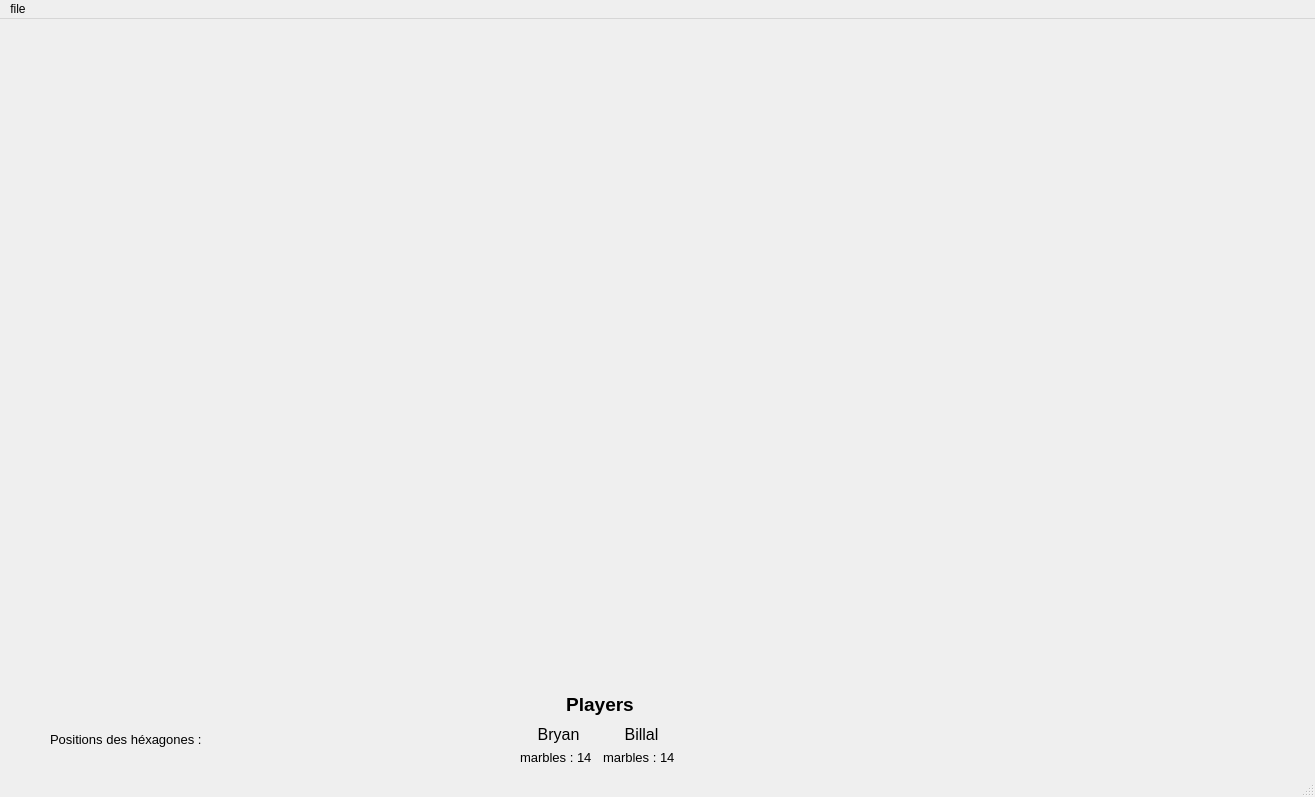
Old version of the form Abalone/src/gui/mainwindow.ui in the repository Bryan-Gregoire/Abalone.
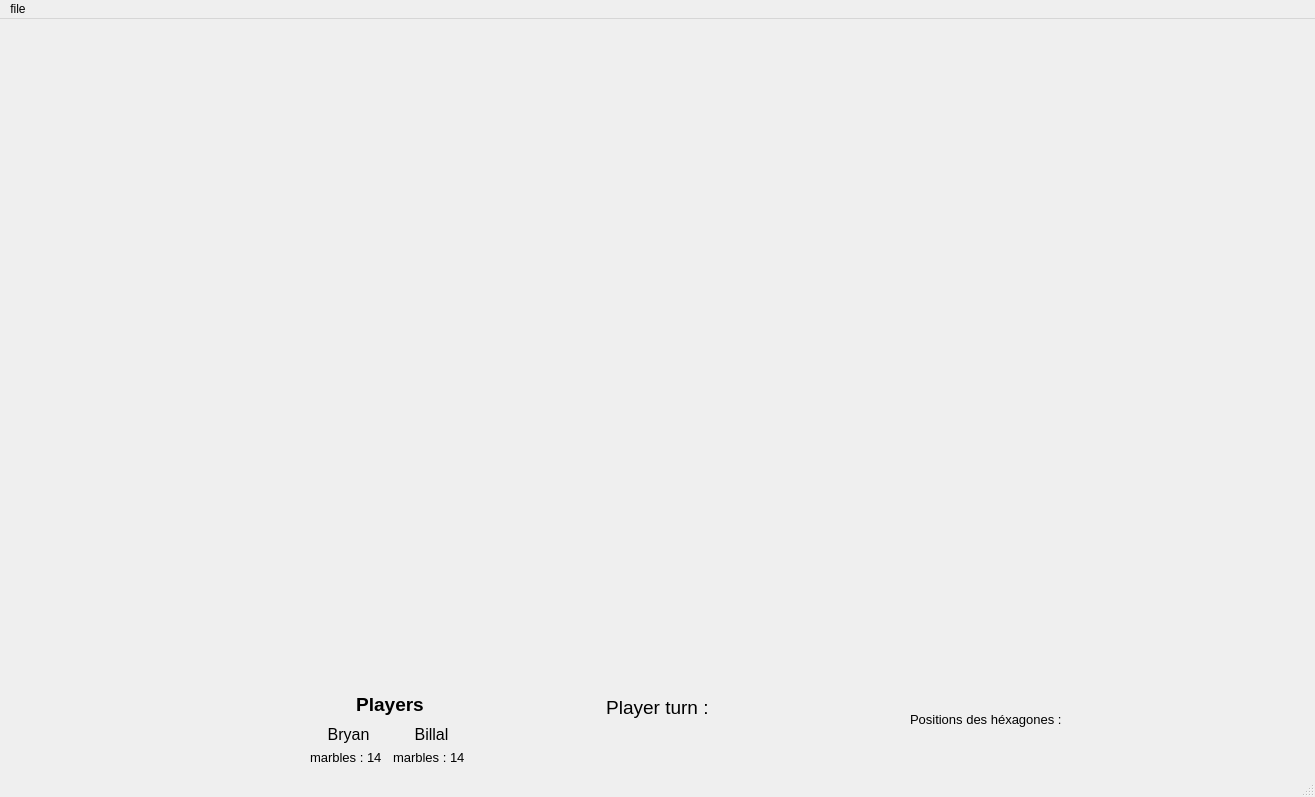
New version of the form.

The edit to the form file:
```diff
--- a/Abalone/src/gui/mainwindow.ui
+++ b/Abalone/src/gui/mainwindow.ui
@@ -17,7 +17,7 @@
    <widget class="QWidget" name="verticalLayoutWidget_3">
     <property name="geometry">
      <rect>
-      <x>520</x>
+      <x>310</x>
       <y>670</y>
       <width>160</width>
       <height>76</height>
@@ -147,8 +147,8 @@
    <widget class="QLabel" name="positions">
     <property name="geometry">
      <rect>
-      <x>50</x>
-      <y>690</y>
+      <x>910</x>
+      <y>670</y>
       <width>291</width>
       <height>61</height>
      </rect>
@@ -162,6 +162,48 @@
      <string>Positions des héxagones : </string>
     </property>
    </widget>
+   <widget class="QWidget" name="verticalLayoutWidget_2">
+    <property name="geometry">
+     <rect>
+      <x>580</x>
+      <y>670</y>
+      <width>160</width>
+      <height>80</height>
+     </rect>
+    </property>
+    <layout class="QVBoxLayout" name="verticalLayout_5">
+     <item>
+      <widget class="QLabel" name="pTurnTitle">
+       <property name="font">
+        <font>
+         <pointsize>14</pointsize>
+        </font>
+       </property>
+       <property name="text">
+        <string>Player turn : </string>
+       </property>
+       <property name="alignment">
+        <set>Qt::AlignCenter</set>
+       </property>
+      </widget>
+     </item>
+     <item>
+      <widget class="QLabel" name="turnPName">
+       <property name="font">
+        <font>
+         <pointsize>12</pointsize>
+        </font>
+       </property>
+       <property name="text">
+        <string/>
+       </property>
+       <property name="alignment">
+        <set>Qt::AlignCenter</set>
+       </property>
+      </widget>
+     </item>
+    </layout>
+   </widget>
   </widget>
   <widget class="QMenuBar" name="menubar">
    <property name="geometry">
```
